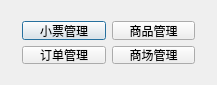
This is dialog.ui in cryring/myorder as Qt 5 draws it before an edit. The edited form follows.
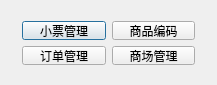
This is the edited form.

Diff of the .ui file:
```diff
--- a/dialog.ui
+++ b/dialog.ui
@@ -13,13 +13,13 @@
   <property name="windowTitle">
    <string>算账</string>
   </property>
-  <widget class="QWidget" name="">
+  <widget class="QWidget" name="layoutWidget">
    <property name="geometry">
     <rect>
      <x>11</x>
      <y>10</y>
      <width>195</width>
-     <height>65</height>
+     <height>66</height>
     </rect>
    </property>
    <layout class="QGridLayout" name="gridLayout">
@@ -33,7 +33,7 @@
     <item row="0" column="1">
      <widget class="QPushButton" name="goodsNameManageButton">
       <property name="text">
-       <string>商品管理</string>
+       <string>商品编码</string>
       </property>
      </widget>
     </item>
```
